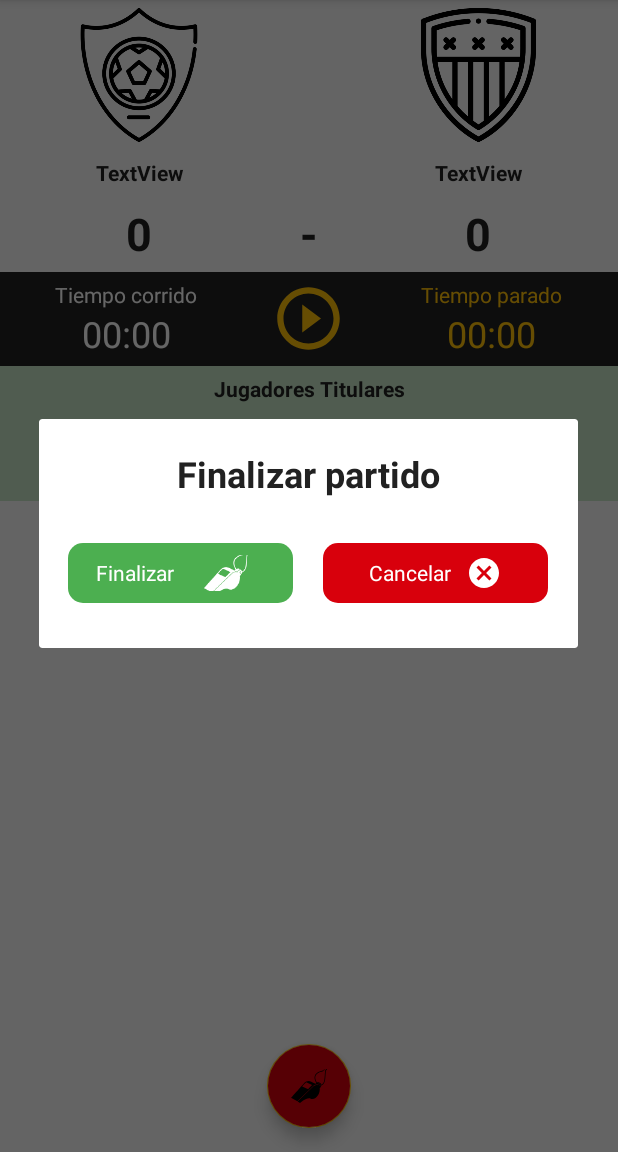
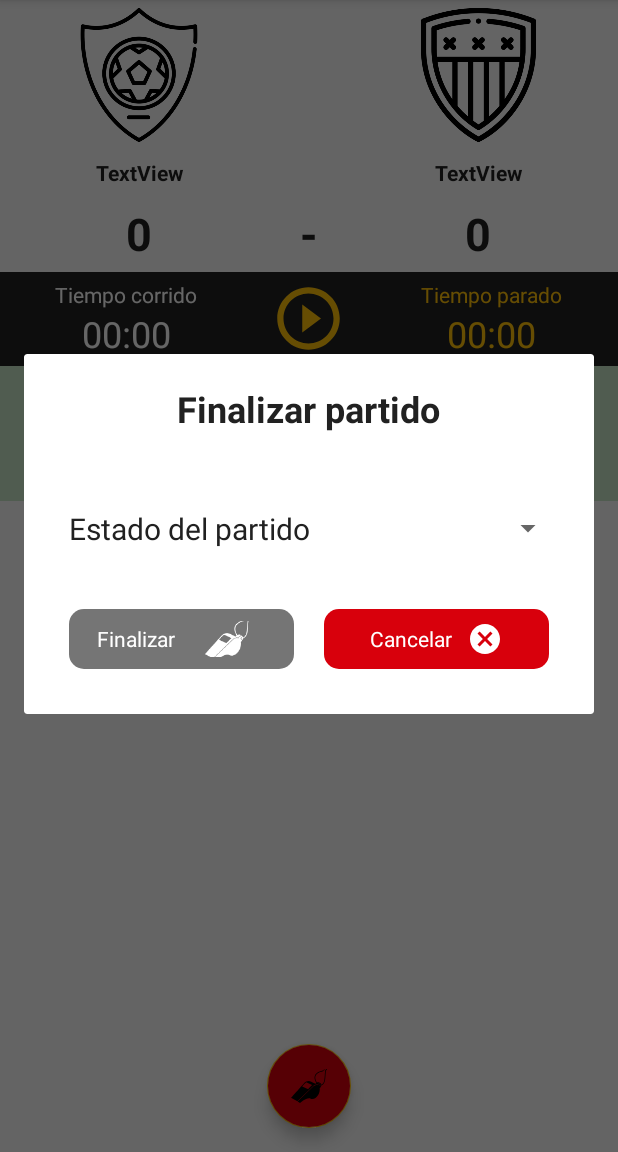
Before and after one commit to marioglez/arbitrApp, an Android app: the ArbitrarActivity screen opened directly, with no data from a screen before it, after a tap on an icon or button, on a phone screen of 412 x 824 dp, the part 84-1236 px from its top. Run offline under Robolectric (Android 15) with nearby library versions, the phone set to English and light mode, and no system bars; 10 statements that could not run were skipped.

Commit message:
Mejora en arbitrar partido
Se ha añadido un spinner en el modal que permite finalizar el partido que se esta arbitrando para que el arbitro seleccione el estado final en el que queda el partido

```diff
--- a/app/src/main/AndroidManifest.xml
+++ b/app/src/main/AndroidManifest.xml
@@ -19,7 +19,7 @@
         android:roundIcon="@mipmap/ic_launcher_round"
         android:supportsRtl="true"
         android:theme="@style/AppTheme">
-        <activity android:name=".CampoActivity"></activity>
+        <activity android:name=".equipo.CampoActivity"></activity>
         <!--
              The API key for Google Maps-based APIs is defined as a string resource.
              (See the file "res/values/google_maps_api.xml").
--- a/app/src/main/java/com/example/arbitrapp/dialogs/DialogFinalizarPartido.java
+++ b/app/src/main/java/com/example/arbitrapp/dialogs/DialogFinalizarPartido.java
@@ -6,7 +6,11 @@ import android.content.Context;
 import android.os.Bundle;
 import android.view.LayoutInflater;
 import android.view.View;
+import android.widget.AdapterView;
+import android.widget.ArrayAdapter;
 import android.widget.RelativeLayout;
+import android.widget.Spinner;
+import static com.example.arbitrapp.FirebaseData.*;
 
 import androidx.annotation.NonNull;
 import androidx.annotation.Nullable;
@@ -17,6 +21,7 @@ import com.example.arbitrapp.R;
 public class DialogFinalizarPartido extends AppCompatDialogFragment {
 
     private RelativeLayout aceptar, cancelar;
+    private Spinner spinner_finalizar;
     private DialogFinalizarPartidoListener dialogFinalizarPartidoListener;
 
     @NonNull
@@ -28,11 +33,16 @@ public class DialogFinalizarPartido extends AppCompatDialogFragment {
         View view = inflater.inflate(R.layout.layout_dialog_finalizar_partido, null);
         builder.setView(view);
 
+        spinner_finalizar = view.findViewById(R.id.spinner_finalizar);
+        String[] opcionesFinalizar = {"Estado del partido", PARTIDO_FINALIZADO,PARTIDO_SIN_JUGAR,PARTIDO_APLAZADO,PARTIDO_SUSPENDIDO};
+        ArrayAdapter<String> adapterFinalizar = new ArrayAdapter<String>(getContext(),R.layout.spinner_item,opcionesFinalizar);
+        spinner_finalizar.setAdapter(adapterFinalizar);
+
         aceptar = view.findViewById(R.id.finalizar_aceptar);
         aceptar.setOnClickListener(new View.OnClickListener() {
             @Override
             public void onClick(View v) {
-                dialogFinalizarPartidoListener.applyFinalizar(true);
+                dialogFinalizarPartidoListener.applyFinalizar(spinner_finalizar.getSelectedItem().toString());
                 dismiss();
             }
         });
@@ -41,8 +51,25 @@ public class DialogFinalizarPartido extends AppCompatDialogFragment {
         cancelar.setOnClickListener(new View.OnClickListener() {
             @Override
             public void onClick(View v) {
-                //dialogFinalizarPartidoListener.applyFinalizar(-1);
                 dismiss();
+            }
+        });
+
+        spinner_finalizar.setOnItemSelectedListener(new AdapterView.OnItemSelectedListener() {
+            @Override
+            public void onItemSelected(AdapterView<?> parent, View view, int position, long id) {
+                if (position == 0) {
+                    aceptar.setBackground(getResources().getDrawable(R.drawable.boton_gris));
+                    aceptar.setClickable(false);
+                } else {
+                    aceptar.setBackground(getResources().getDrawable(R.drawable.boton_verde));
+                    aceptar.setClickable(true);
+                }
+            }
+
+            @Override
+            public void onNothingSelected(AdapterView<?> parent) {
+
             }
         });
 
@@ -61,6 +88,6 @@ public class DialogFinalizarPartido extends AppCompatDialogFragment {
     }
 
     public interface DialogFinalizarPartidoListener {
-        void applyFinalizar(boolean finalizar);
+        void applyFinalizar(String finalizar);
     }
 }
--- a/app/src/main/java/com/example/arbitrapp/CampoActivity.java
+++ b/app/src/main/java/com/example/arbitrapp/equipo/CampoActivity.java
@@ -1,4 +1,4 @@
-package com.example.arbitrapp;
+package com.example.arbitrapp.equipo;
 
 import androidx.appcompat.app.AppCompatActivity;
 
@@ -12,6 +12,7 @@ import android.widget.RelativeLayout;
 import android.widget.TextView;
 
 import com.bumptech.glide.Glide;
+import com.example.arbitrapp.R;
 import com.example.arbitrapp.modelos.Campo;
 
 public class CampoActivity extends AppCompatActivity {
--- a/app/src/main/java/com/example/arbitrapp/equipo/EquipoActivity.java
+++ b/app/src/main/java/com/example/arbitrapp/equipo/EquipoActivity.java
@@ -4,12 +4,10 @@ import androidx.annotation.NonNull;
 import androidx.appcompat.app.AppCompatActivity;
 import androidx.fragment.app.Fragment;
 
-import android.app.ProgressDialog;
 import android.content.Intent;
 import android.graphics.Color;
 import android.net.Uri;
 import android.os.Bundle;
-import android.os.Handler;
 import android.util.Log;
 import android.view.MenuItem;
 import android.view.View;
@@ -18,7 +16,6 @@ import android.widget.ScrollView;
 import android.widget.TextView;
 
 import com.bumptech.glide.Glide;
-import com.example.arbitrapp.CampoActivity;
 import com.example.arbitrapp.R;
 import com.example.arbitrapp.modelos.Equipo;
 import com.google.android.material.bottomnavigation.BottomNavigationView;
--- a/app/src/main/res/layout/activity_campo.xml
+++ b/app/src/main/res/layout/activity_campo.xml
@@ -4,7 +4,7 @@
     xmlns:tools="http://schemas.android.com/tools"
     android:layout_width="match_parent"
     android:layout_height="match_parent"
-    tools:context=".CampoActivity">
+    tools:context=".equipo.CampoActivity">
 
     <ImageView
         android:id="@+id/imageView_campo"
--- a/app/src/main/res/layout/layout_dialog_finalizar_partido.xml
+++ b/app/src/main/res/layout/layout_dialog_finalizar_partido.xml
@@ -14,19 +14,26 @@
         android:textColor="@color/primary_text"
         android:textStyle="bold"/>
 
+    <Spinner
+        android:id="@+id/spinner_finalizar"
+        android:layout_width="match_parent"
+        android:layout_height="wrap_content"
+        android:layout_margin="20dp"
+        android:layout_below="@id/finalizarPartido"/>
+
     <RelativeLayout
         android:layout_width="wrap_content"
         android:layout_height="wrap_content"
         android:layout_centerHorizontal="true"
         android:layout_marginBottom="20dp"
-        android:layout_below="@id/finalizarPartido">
+        android:layout_below="@id/spinner_finalizar">
 
         <RelativeLayout
             android:id="@+id/finalizar_aceptar"
             android:layout_width="150dp"
             android:layout_height="wrap_content"
             android:layout_margin="10dp"
-            android:background="@drawable/boton_verde">
+            android:background="@drawable/boton_gris">
 
             <RelativeLayout
                 android:layout_width="wrap_content"
```
Also changed, not shown: app/src/main/java/com/example/arbitrapp/arbitrar/ArbitrarActivity.java (+4 -4 lines).
